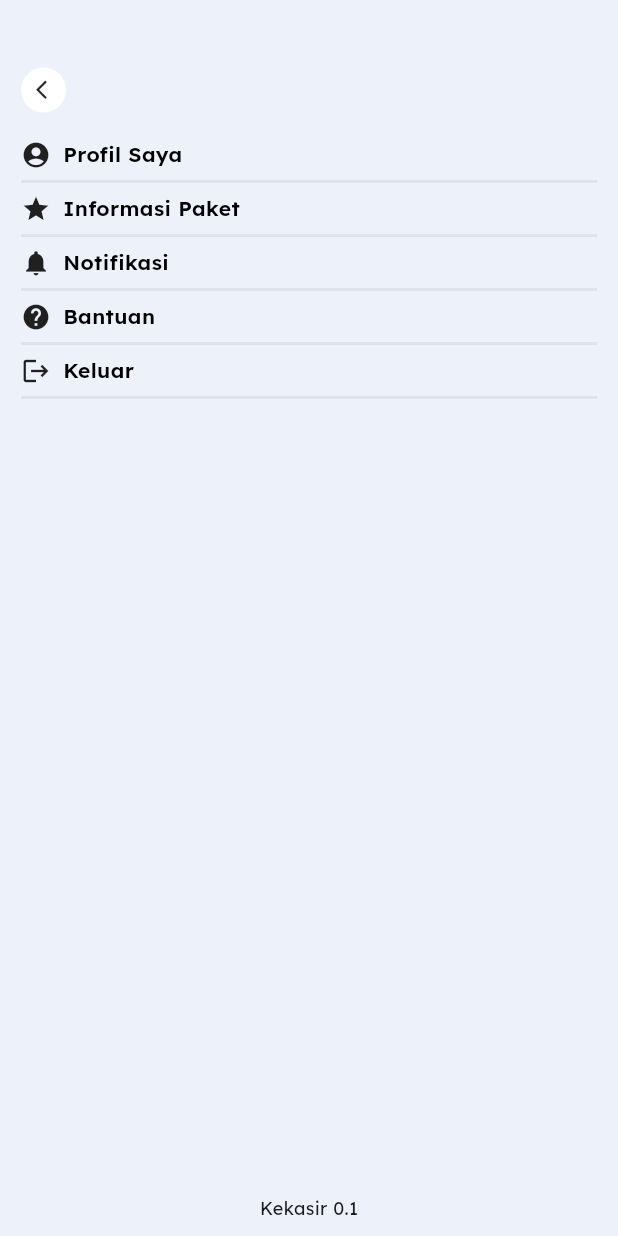
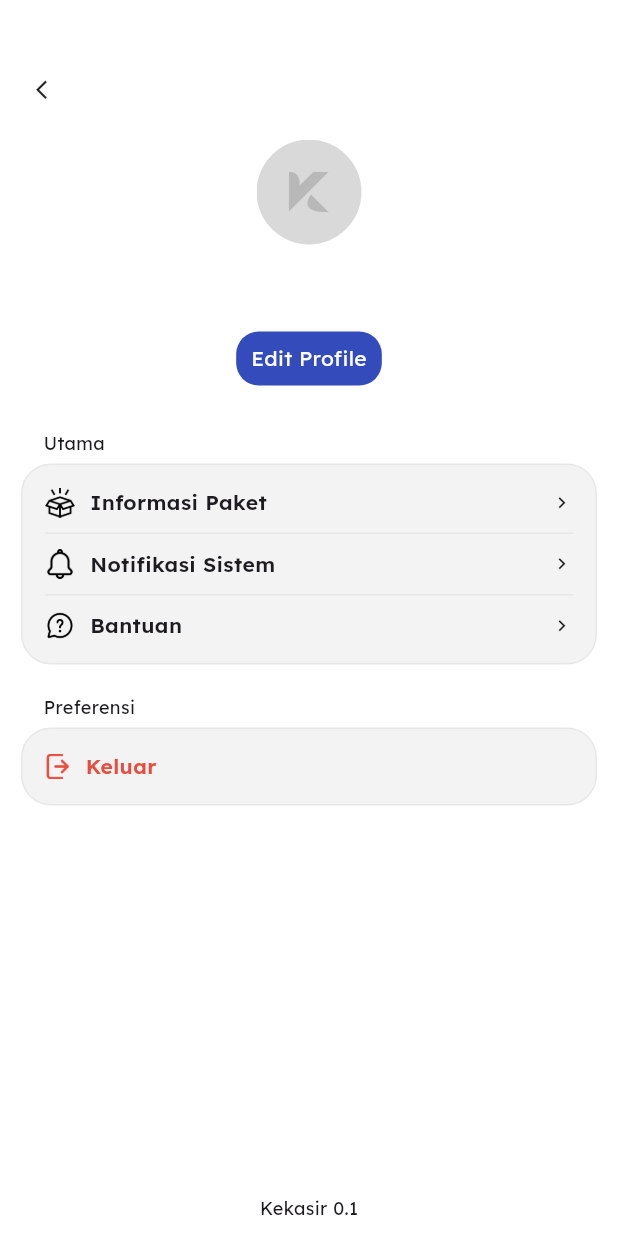
Before and after one commit to yusrondev/kekasir_pos, a Flutter app: the IndexProfilePage screen opened by its route, on a phone screen of 412 x 824 dp. Run offline on Flutter 3.47's test engine with Material 3 defaults, Android fonts, the phone set to English and light mode, and no system bars; our stand-ins replace flutter_dotenv, gap, google_fonts, image_cropper, image_picker, logger and 2 more; accounts and stored records are empty; network calls fail.

Commit message:
DEV - main profile

```diff
--- a/lib/components/custom_other_component.dart
+++ b/lib/components/custom_other_component.dart
@@ -40,6 +40,25 @@ class Line extends StatelessWidget {
   }
 }
 
+class LineXM extends StatelessWidget {
+  const LineXM({super.key});
+
+  @override
+  Widget build(BuildContext context) {
+    return Column(
+      children: [
+        Gap(10),
+        Container(
+          height: 1,
+          width: double.infinity,
+          color: Color(0xffE7E7E7),
+        ),
+        Gap(10),
+      ],
+    );
+  }
+}
+
 class StockBadge extends StatefulWidget {
   final int availableStock;
 
--- a/lib/pages/profile/index_profile_page.dart
+++ b/lib/pages/profile/index_profile_page.dart
@@ -1,12 +1,17 @@
+import 'dart:convert';
+
 import 'package:flutter/material.dart';
 import 'package:flutter_dotenv/flutter_dotenv.dart';
 import 'package:gap/gap.dart';
 import 'package:kekasir/apis/auth_service.dart';
+import 'package:kekasir/components/custom_button_component.dart';
 import 'package:kekasir/components/custom_other_component.dart';
 import 'package:kekasir/components/custom_text_component.dart';
 import 'package:kekasir/helpers/dialog_helper.dart';
 import 'package:kekasir/pages/auth/login_page.dart';
+import 'package:kekasir/utils/colors.dart';
 import 'package:kekasir/utils/variable.dart';
+import 'package:logger/web.dart';
 
 class IndexProfilePage extends StatefulWidget {
   const IndexProfilePage({super.key});
@@ -17,8 +22,17 @@ class IndexProfilePage extends StatefulWidget {
 
 class _IndexProfilePageState extends State<IndexProfilePage> {
 
+  Map<String, dynamic>? dataMe;
+
   AuthService authService = AuthService();
   final String? version = dotenv.env['APP_VERSION'];
+
+  @override
+  void initState() {
+    // TODO: implement initState
+    super.initState();
+    me();
+  }
 
   void logout() async {
     await AuthService().logout();
@@ -29,9 +43,20 @@ class _IndexProfilePageState extends State<IndexProfilePage> {
     );
   }
 
+  Future<void> me() async {
+    final data = await authService.fetchUser();
+    if (data != null) {
+      setState(() {
+        dataMe = data;
+        Logger().d(dataMe?['name']);
+      });
+    }
+  }
+
   @override
   Widget build(BuildContext context) {
     return Scaffold(
+      backgroundColor: Colors.white,
       bottomNavigationBar: Container(
         padding: EdgeInsets.all(10),
         child: Column(
@@ -53,60 +78,147 @@ class _IndexProfilePageState extends State<IndexProfilePage> {
 
           Gap(18),
 
-          Row(
+          Column(
             children: [
-              Icon(Icons.account_circle, size: 20,),
-              Gap(8),
-              LabelSemiBold(text: "Profil Saya"),
+              ClipRRect(
+                borderRadius: BorderRadius.circular(100),
+                child: Image.asset('assets/images/empty.png', width: 70,)
+              ),
+              Gap(10),
+              LabelSemiBold(
+                text: dataMe?['name'],
+              ),
+              Label(
+                text: dataMe?['email'],
+              ),
+              Gap(10),
+              Container(
+                padding: EdgeInsets.symmetric(horizontal: 10, vertical: 8),
+                decoration: BoxDecoration(
+                  color: primaryColor,
+                  borderRadius: BorderRadius.circular(15)
+                ),
+                child: Text(
+                  textAlign: TextAlign.center,
+                  "Edit Profile",
+                  style: TextStyle(
+                    color: Colors.white
+                  ),
+                )
+              )
             ],
           ),
 
-          Line(),
+          Gap(30),
 
+          Container(
+            padding: EdgeInsets.symmetric(horizontal: 15),
+            child: Text("Utama", style: TextStyle(fontWeight: FontWeight.normal, fontSize: 12)),
+          ),
+
+          Gap(5),
+
+          Container(
+            padding: EdgeInsets.all(15),
+            decoration: BoxDecoration(
+              border: Border.all(color: Color(0xffE7E7E7)),
+              color: Color(0xffF3F3F3),
+              borderRadius: BorderRadius.circular(20)
+            ),
+            child: Column(
+              crossAxisAlignment: CrossAxisAlignment.start,
+              children: [
+                Row(
+                  mainAxisAlignment: MainAxisAlignment.spaceBetween,
+                  children: [
                     Row(
                       children: [
-              Icon(Icons.star, size: 20,),
-              Gap(8),
-              LabelSemiBold(text: "Informasi Paket"),
+                        Image.asset(
+                          'assets/icons/package.png',
+                          width: 20,
+                        ),
+                        Gap(10),
+                        Text("Informasi Paket", style: TextStyle(fontWeight: FontWeight.w600),),
                       ],
                     ),
-
-          Line(),
-
+                    Icon(Icons.keyboard_arrow_right_outlined, size: 15)
+                  ],
+                ),
+                LineXM(),
+                Row(
+                  mainAxisAlignment: MainAxisAlignment.spaceBetween,
+                  children: [
                     Row(
                       children: [
-              Icon(Icons.notifications, size: 20,),
-              Gap(8),
-              LabelSemiBold(text: "Notifikasi"),
+                        Image.asset(
+                          'assets/icons/notification.png',
+                          width: 20,
+                        ),
+                        Gap(10),
+                        Text("Notifikasi Sistem", style: TextStyle(fontWeight: FontWeight.w600),),
                       ],
                     ),
-
-          Line(),
-
+                    Icon(Icons.keyboard_arrow_right_outlined, size: 15)
+                  ],
+                ),
+                LineXM(),
+                Row(
+                  mainAxisAlignment: MainAxisAlignment.spaceBetween,
+                  children: [
                     Row(
                       children: [
-              Icon(Icons.help, size: 20,),
-              Gap(8),
-              LabelSemiBold(text: "Bantuan"),
+                        Image.asset(
+                          'assets/icons/help-assistance.png',
+                          width: 20,
+                        ),
+                        Gap(10),
+                        Text("Bantuan", style: TextStyle(fontWeight: FontWeight.w600),),
                       ],
                     ),
+                    Icon(Icons.keyboard_arrow_right_outlined, size: 15)
+                  ],
+                ),
+              ],
+            ),
+          ),
 
-          Line(),
+          Gap(20),
 
+          Container(
+            padding: EdgeInsets.symmetric(horizontal: 15),
+            child: Text("Preferensi", style: TextStyle(fontWeight: FontWeight.normal, fontSize: 12)),
+          ),
+
+          Gap(5),
+
+          Container(
+            padding: EdgeInsets.all(15),
+            decoration: BoxDecoration(
+              border: Border.all(color: Color(0xffE7E7E7)),
+              color: Color(0xffF3F3F3),
+              borderRadius: BorderRadius.circular(20)
+            ),
+            child: Column(
+              crossAxisAlignment: CrossAxisAlignment.start,
+              children: [
                 InkWell(
                   onTap: () {
                     DialogHelper.showLogoutConfirmation(context: context, onConfirm: () => logout());
                   },
                   child: Row(
                     children: [
-                Icon(Icons.logout, size: 20,),
-                Gap(8),
-                LabelSemiBold(text: "Keluar"),
+                      Image.asset(
+                        'assets/icons/logout.png',
+                        width: 17,
+                      ),
+                      Gap(10),
+                      Text("Keluar", style: TextStyle(fontWeight: FontWeight.w600, color: Color(0xffE74C3C))),
                     ],
                   ),
                 ),
-
-          Line(),
+              ],
+            ),
+          ),
 
         ]
       ),
```
Also changed, not shown: assets/icons/exit.png (added), assets/icons/help-assistance.png (added), assets/icons/logout.png (added), assets/icons/notification.png (added), assets/icons/package.png (added), 1 other file. Lines whose indentation alone changed are shown as unchanged.
